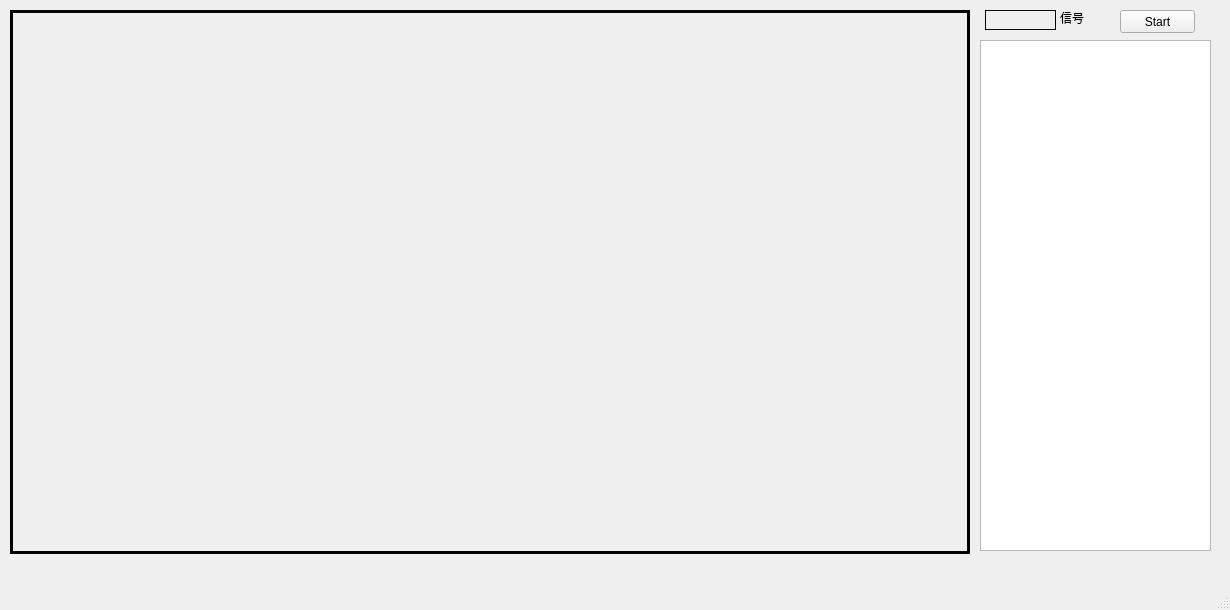
lichunjiang19960224/Head-count, file mainwindow.ui: the form before one commit.
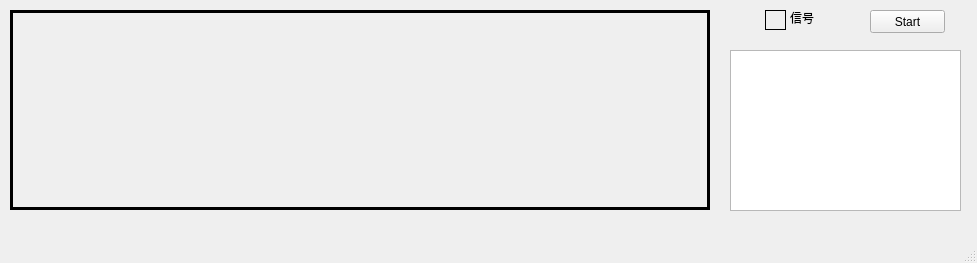
The form after the commit.

Patch:
```diff
--- a/mainwindow.ui
+++ b/mainwindow.ui
@@ -6,8 +6,8 @@
    <rect>
     <x>0</x>
     <y>0</y>
-    <width>1230</width>
-    <height>610</height>
+    <width>977</width>
+    <height>263</height>
    </rect>
   </property>
   <property name="windowTitle">
@@ -19,8 +19,8 @@
      <rect>
       <x>10</x>
       <y>10</y>
-      <width>960</width>
-      <height>544</height>
+      <width>700</width>
+      <height>200</height>
      </rect>
     </property>
     <property name="frameShape">
@@ -39,9 +39,9 @@
    <widget class="QLabel" name="single">
     <property name="geometry">
      <rect>
-      <x>985</x>
+      <x>765</x>
       <y>10</y>
-      <width>71</width>
+      <width>21</width>
       <height>20</height>
      </rect>
     </property>
@@ -55,7 +55,7 @@
    <widget class="QLabel" name="label">
     <property name="geometry">
      <rect>
-      <x>1060</x>
+      <x>790</x>
       <y>10</y>
       <width>31</width>
       <height>16</height>
@@ -68,17 +68,17 @@
    <widget class="QTextBrowser" name="text">
     <property name="geometry">
      <rect>
-      <x>980</x>
-      <y>40</y>
+      <x>730</x>
+      <y>50</y>
       <width>231</width>
-      <height>511</height>
+      <height>161</height>
      </rect>
     </property>
    </widget>
    <widget class="QPushButton" name="pushButton">
     <property name="geometry">
      <rect>
-      <x>1120</x>
+      <x>870</x>
       <y>10</y>
       <width>75</width>
       <height>23</height>
```
Left out of the diff: 2 changed lines with no effect on the pictures.
